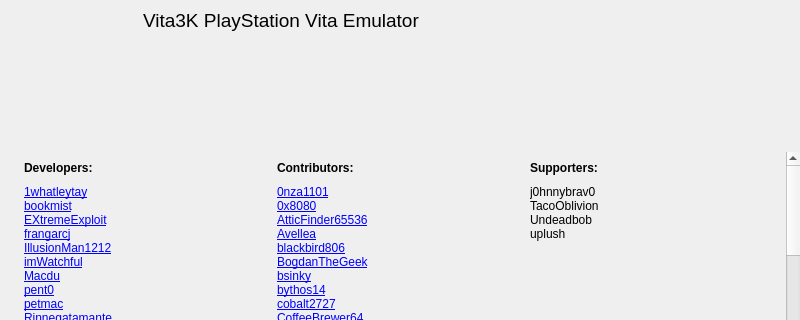
Qt form vita3k/gui-qt/src/about_dialog.ui (sayenah/Vita3k-NoInstall) before a commit; both pictures show x 0 to 800 and y 0 to 320 of the 800 by 550 pixel window.
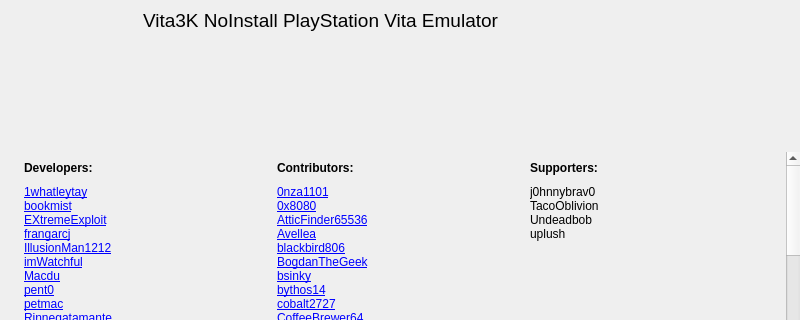
The same form after that commit.

Commit message: Give the fork its own app identity: Vita3K NoInstall

```diff
--- a/vita3k/gui-qt/src/about_dialog.ui
+++ b/vita3k/gui-qt/src/about_dialog.ui
@@ -111,7 +111,7 @@
 											</font>
 										</property>
 										<property name="text">
-											<string>Vita3K PlayStation Vita Emulator</string>
+											<string>Vita3K NoInstall PlayStation Vita Emulator</string>
 										</property>
 										<property name="alignment">
 											<set>Qt::AlignmentFlag::AlignLeading|Qt::AlignmentFlag::AlignLeft|Qt::AlignmentFlag::AlignTop</set>
```
Left out of the diff: 2 changed lines with no effect on the pictures. The commit also changes 17 other files.
